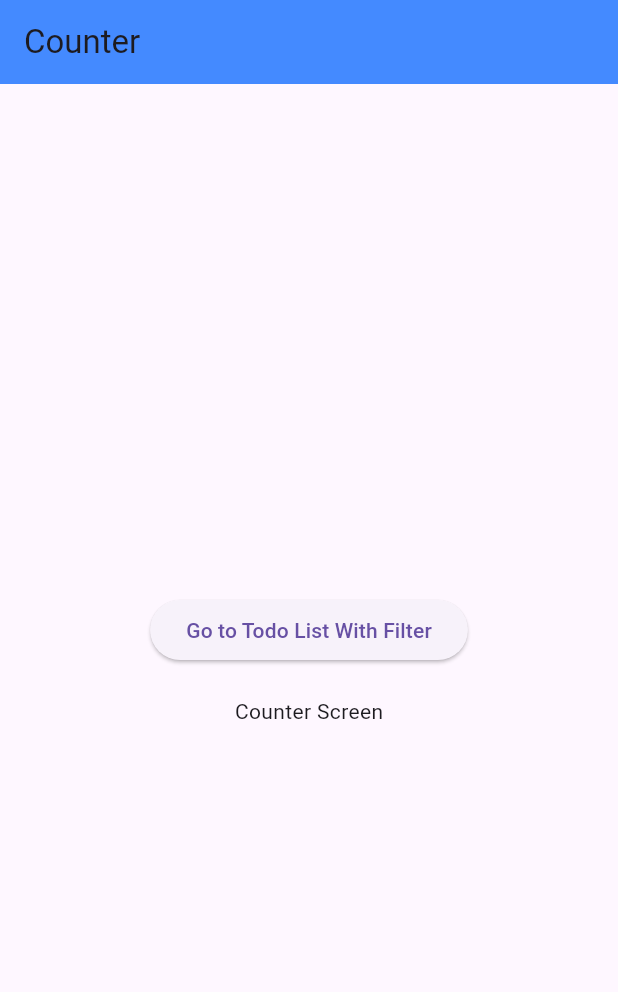
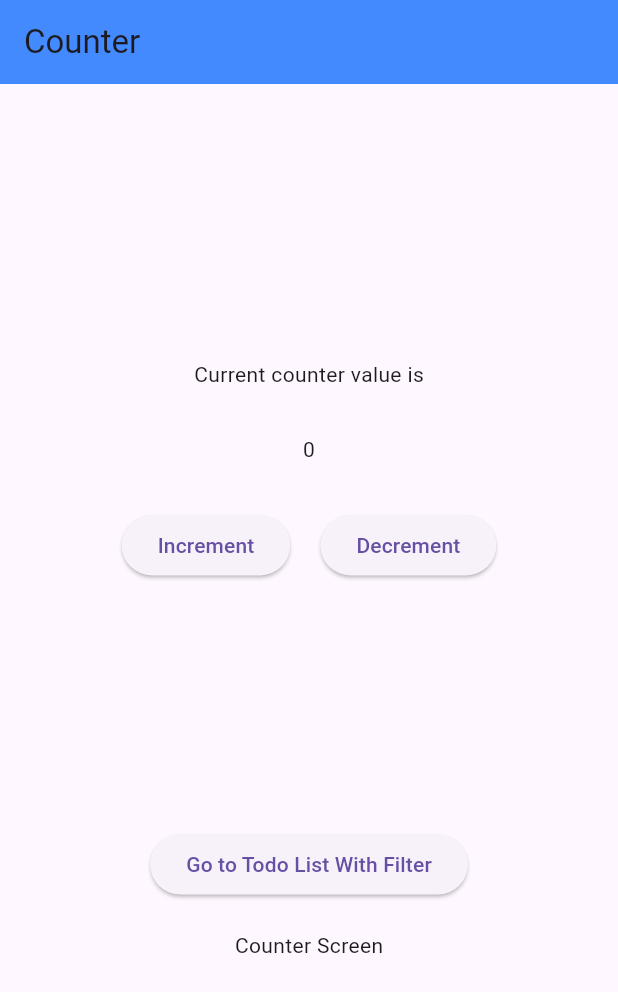
Before and after one commit to anurudha-singh/detailed_hands_on, a Flutter app: the screen it shows after launch, on a phone screen of 412 x 824 dp. Shown: the top 992 px of the screen. Run offline on Flutter 3.47's test engine with Material 3 defaults, Android fonts, the phone set to English and light mode, and no system bars; our stand-ins replace bloc, equatable, flutter_bloc, sqflite; accounts and stored records are empty.

Commit message:
feat: Implement CounterBloc, CounterEvent, and CounterState for counter functionality

```diff
--- /dev/null
+++ b/lib/features/counter/presentation/bloc/counter_bloc.dart
@@ -0,0 +1,21 @@
+import 'package:detailed_hands_on/features/counter/presentation/bloc/counter_event.dart';
+import 'package:detailed_hands_on/features/counter/presentation/bloc/counter_state.dart';
+import 'package:flutter_bloc/flutter_bloc.dart';
+
+class CounterBloc extends Bloc<CounterEvent, CounterState> {
+  CounterBloc() : super(CounterState.initial()) {
+    on<IncrementCounter>(incrementCounter);
+    on<DecrementCounter>(decrementCounter);
+  }
+
+  void incrementCounter(IncrementCounter event, Emitter<CounterState> emit) {
+    final newCount = (state.count ?? 0) + 1;
+    print('New count ${newCount}');
+    emit(CounterState(count: newCount));
+  }
+
+  void decrementCounter(DecrementCounter event, Emitter<CounterState> emit) {
+    final newCount = (state.count ?? 0) - 1;
+    emit(CounterState(count: newCount));
+  }
+}
--- /dev/null
+++ b/lib/features/counter/presentation/bloc/counter_event.dart
@@ -0,0 +1,5 @@
+sealed class CounterEvent {}
+
+class IncrementCounter extends CounterEvent {}
+
+class DecrementCounter extends CounterEvent {}
--- /dev/null
+++ b/lib/features/counter/presentation/bloc/counter_state.dart
@@ -0,0 +1,12 @@
+import 'package:equatable/equatable.dart';
+
+class CounterState extends Equatable {
+  final int? count;
+
+  const CounterState({this.count});
+
+  factory CounterState.initial() => CounterState(count: 0);
+
+  @override
+  List<Object?> get props => [count];
+}
--- a/lib/features/counter/presentation/screens/counter_screen.dart
+++ b/lib/features/counter/presentation/screens/counter_screen.dart
@@ -1,5 +1,9 @@
+import 'package:detailed_hands_on/features/counter/presentation/bloc/counter_bloc.dart';
+import 'package:detailed_hands_on/features/counter/presentation/bloc/counter_event.dart';
+import 'package:detailed_hands_on/features/counter/presentation/bloc/counter_state.dart';
 import 'package:detailed_hands_on/features/todo_with_filter/presentation/screens/todo_list_with_filter.dart';
 import 'package:flutter/material.dart';
+import 'package:flutter_bloc/flutter_bloc.dart';
 
 class CounterScreen extends StatefulWidget {
   const CounterScreen({super.key});
@@ -21,7 +25,33 @@ class _CounterScreenState extends State<CounterScreen> {
         child: Column(
           mainAxisAlignment: MainAxisAlignment.center,
           children: [
-            // SizedBox(height: MediaQuery.of(context).size.height * 0.4),
+            Text('Current counter value is'),
+            SizedBox(height: 30),
+            BlocBuilder<CounterBloc, CounterState>(
+              builder: (context, state) {
+                return Text('${state.count}');
+              },
+            ),
+            SizedBox(height: 30),
+            Row(
+              mainAxisAlignment: MainAxisAlignment.center,
+              children: [
+                ElevatedButton(
+                  onPressed: () {
+                    context.read<CounterBloc>().add(IncrementCounter());
+                  },
+                  child: Text('Increment'),
+                ),
+                SizedBox(width: 20),
+                ElevatedButton(
+                  onPressed: () {
+                    context.read<CounterBloc>().add(DecrementCounter());
+                  },
+                  child: Text('Decrement'),
+                ),
+              ],
+            ),
+            SizedBox(height: MediaQuery.of(context).size.height * 0.2),
             ElevatedButton(
               onPressed: () {
                 Navigator.pushNamed(context, TodoListWithFilter.routeName);
--- a/lib/main.dart
+++ b/lib/main.dart
@@ -1,4 +1,5 @@
 import 'package:detailed_hands_on/core/utils/routes.dart';
+import 'package:detailed_hands_on/features/counter/presentation/bloc/counter_bloc.dart';
 import 'package:detailed_hands_on/features/todo_with_filter/data/todo_database.dart';
 import 'package:detailed_hands_on/features/todo_with_filter/data/todo_repository_implementation.dart';
 import 'package:detailed_hands_on/features/todo_with_filter/presentation/bloc/todo_bloc.dart';
@@ -28,6 +29,8 @@ class MyApp extends StatelessWidget {
             todoRepositoryImplementation: todoRepositoryImplementation,
           ),
         ),
+
+        BlocProvider(create: (BuildContext context) => CounterBloc()),
       ],
       child: MaterialApp(
         title: 'Detailed Hands On',
```
